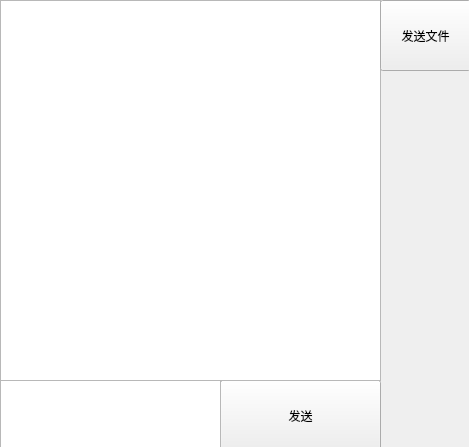
Before: the Qt Designer form ChatRoom/ChatRoom/mainwindow.ui in yqylh/QTSocket, drawn with Qt 5.
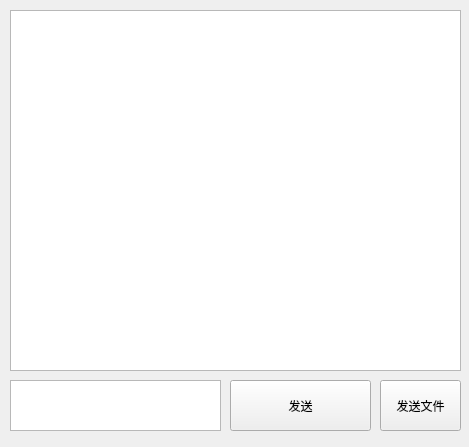
After: the same form once the commit is applied.

Patch:
```diff
--- a/ChatRoom/ChatRoom/mainwindow.ui
+++ b/ChatRoom/ChatRoom/mainwindow.ui
@@ -14,13 +14,26 @@
    <string>MainWindow</string>
   </property>
   <widget class="QWidget" name="centralwidget">
+   <widget class="QPushButton" name="sendFile">
+    <property name="geometry">
+     <rect>
+      <x>380</x>
+      <y>380</y>
+      <width>81</width>
+      <height>51</height>
+     </rect>
+    </property>
+    <property name="text">
+     <string>发送文件</string>
+    </property>
+   </widget>
    <widget class="QPushButton" name="sendToClient">
     <property name="geometry">
      <rect>
-      <x>220</x>
+      <x>230</x>
       <y>380</y>
-      <width>161</width>
-      <height>71</height>
+      <width>141</width>
+      <height>51</height>
      </rect>
     </property>
     <property name="text">
@@ -30,36 +43,23 @@
    <widget class="QPlainTextEdit" name="ChatInfo">
     <property name="geometry">
      <rect>
-      <x>0</x>
-      <y>0</y>
-      <width>381</width>
-      <height>381</height>
+      <x>10</x>
+      <y>10</y>
+      <width>451</width>
+      <height>361</height>
      </rect>
     </property>
    </widget>
    <widget class="QPlainTextEdit" name="InputInfo">
     <property name="geometry">
      <rect>
-      <x>0</x>
+      <x>10</x>
       <y>380</y>
-      <width>221</width>
-      <height>71</height>
+      <width>211</width>
+      <height>51</height>
      </rect>
     </property>
    </widget>
-   <widget class="QPushButton" name="sendFile">
-    <property name="geometry">
-     <rect>
-      <x>380</x>
-      <y>0</y>
-      <width>91</width>
-      <height>71</height>
-     </rect>
-    </property>
-    <property name="text">
-     <string>发送文件</string>
-    </property>
-   </widget>
   </widget>
  </widget>
  <resources/>
```
